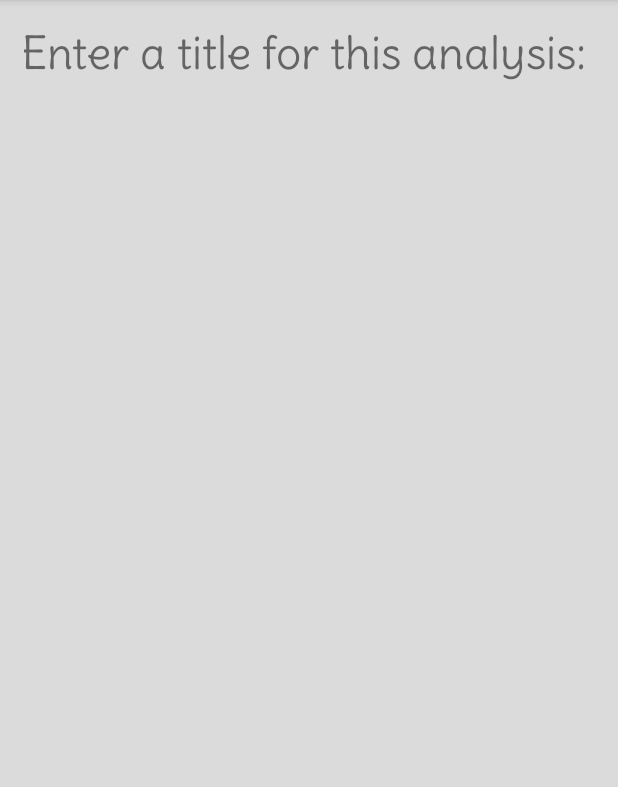
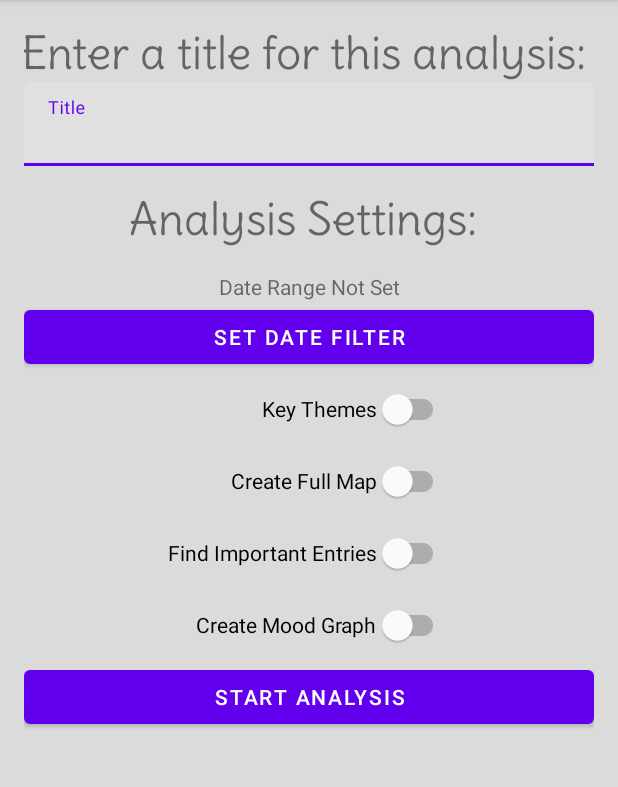
Before and after one commit to paperfront/Journey, an Android app: the BeginAnalysisActivity screen opened directly, with no data from a screen before it, on a phone screen of 412 x 824 dp, the part 84-871 px from its top. Run offline under Robolectric (Android 15) with nearby library versions, the phone set to English and light mode, and no system bars.

Commit message:
Designed full layout for begin analysis activity

```diff
--- a/app/src/main/res/layout/activity_begin_analysis.xml
+++ b/app/src/main/res/layout/activity_begin_analysis.xml
@@ -18,4 +18,83 @@
         android:layout_gravity="center"
         android:textAlignment="center"/>
 
+    <com.google.android.material.textfield.TextInputLayout
+        android:layout_width="match_parent"
+        android:layout_height="wrap_content"
+        >
+
+        <com.google.android.material.textfield.TextInputEditText
+            android:id="@+id/etTitle"
+            android:layout_width="match_parent"
+            android:layout_height="wrap_content"
+            android:hint="Title"/>
+
+
+    </com.google.android.material.textfield.TextInputLayout>
+
+    <TextView
+        android:paddingVertical="16dp"
+        android:layout_width="wrap_content"
+        android:layout_height="wrap_content"
+        android:text="Analysis Settings: "
+        android:textSize="30sp"
+        android:fontFamily="@font/delius"
+        android:layout_gravity="center"
+        android:textAlignment="center"/>
+
+    <TextView
+        android:id="@+id/tvDateRange"
+        android:textAlignment="center"
+        android:layout_width="match_parent"
+        android:layout_height="wrap_content"
+        android:text="Date Range Not Set"/>
+
+    <com.google.android.material.button.MaterialButton
+        android:id="@+id/btSetDateFilter"
+        android:layout_width="match_parent"
+        android:layout_height="wrap_content"
+        android:text="Set Date Filter"/>
+
+
+    <LinearLayout
+        android:layout_width="wrap_content"
+        android:layout_height="wrap_content"
+        android:orientation="vertical"
+        android:gravity="end"
+        android:layout_gravity="center"
+        >
+
+        <com.google.android.material.switchmaterial.SwitchMaterial
+            android:id="@+id/swKeyThemes"
+            android:layout_width="wrap_content"
+            android:layout_height="wrap_content"
+            android:text="Key Themes"/>
+        <com.google.android.material.switchmaterial.SwitchMaterial
+            android:id="@+id/swFullMap"
+            android:layout_width="wrap_content"
+            android:layout_height="wrap_content"
+            android:text="Create Full Map"/>
+        <com.google.android.material.switchmaterial.SwitchMaterial
+            android:id="@+id/swImportantEntries"
+            android:layout_width="wrap_content"
+            android:layout_height="wrap_content"
+            android:text="Find Important Entries"/>
+        <com.google.android.material.switchmaterial.SwitchMaterial
+            android:id="@+id/swMoodGraph"
+            android:layout_width="wrap_content"
+            android:layout_height="wrap_content"
+            android:text="Create Mood Graph"/>
+
+
+    </LinearLayout>
+
+    <com.google.android.material.button.MaterialButton
+        android:id="@+id/btStartAnalysis"
+        android:layout_width="match_parent"
+        android:layout_height="wrap_content"
+        android:text="Start Analysis"/>
+
+
+
+
 </LinearLayout>
```
